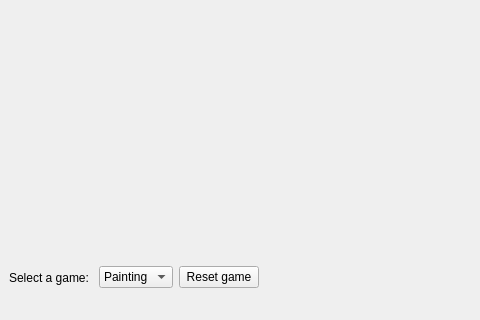
Before: the Qt Designer form components/tvGames/src/AdminInterface.ui in robocomp/euroage-tv, drawn with Qt 5; both pictures show x 0 to 480 and y 280 to 600 of the 800 by 600 pixel window.
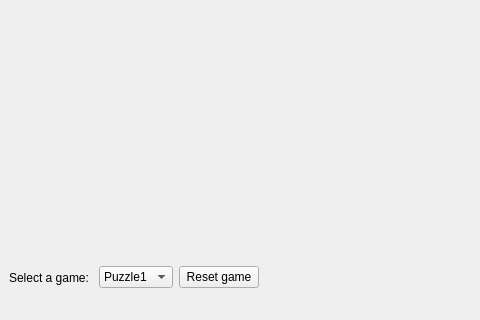
After: the same form once the commit is applied. Custom widgets are drawn as their Qt base class.

Commit message: Remove unuseful games from ui.

Patch:
```diff
--- a/components/tvGames/src/AdminInterface.ui
+++ b/components/tvGames/src/AdminInterface.ui
@@ -42,11 +42,6 @@
       </item>
       <item>
        <widget class="QComboBox" name="games_combobox">
-        <item>
-         <property name="text">
-          <string>Painting</string>
-         </property>
-        </item>
         <item>
          <property name="text">
           <string>Puzzle1</string>
```
Left out of the diff: 2 changed lines with no effect on the pictures. The commit also changes 3 other files.
